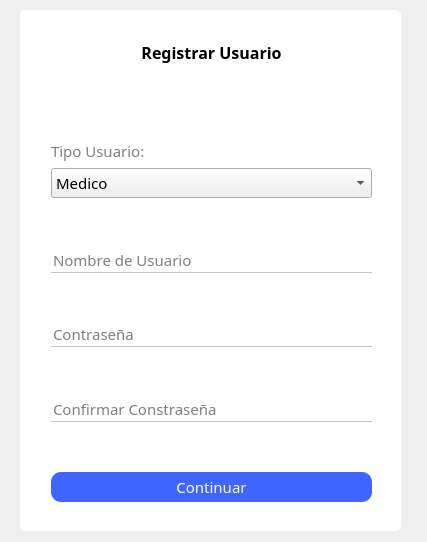
Above: hospital-Core/Widgets/Administrador/administrador_crear_usuario.ui from MrDanielG/Hospital-SCRUM before the change. Below: the same form after it.
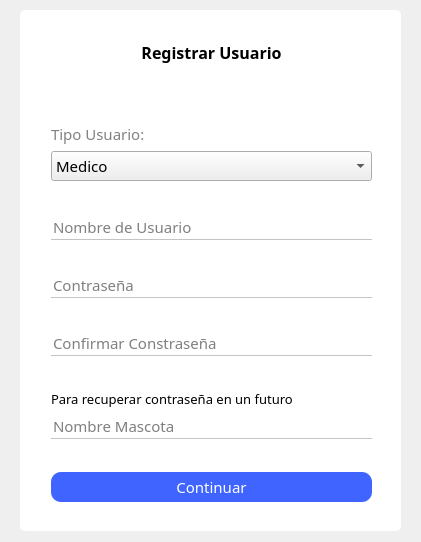
That is the form after the change. The open tabs and pages were chosen to show the change. Icons and pictures are not drawn.

Commit message:
ADMIN Crear Usuario Arreglado
Se habia cambiado la BD por lo que las querys no eran las mismas

The edit to the form file:
```diff
--- a/hospital-Core/Widgets/Administrador/administrador_crear_usuario.ui
+++ b/hospital-Core/Widgets/Administrador/administrador_crear_usuario.ui
@@ -6,7 +6,7 @@
    <rect>
     <x>0</x>
     <y>0</y>
-    <width>427</width>
+    <width>421</width>
     <height>542</height>
    </rect>
   </property>
@@ -18,7 +18,7 @@
     <rect>
      <x>10</x>
      <y>0</y>
-     <width>411</width>
+     <width>391</width>
      <height>531</height>
     </rect>
    </property>
@@ -283,6 +283,57 @@
         </property>
        </spacer>
       </item>
+      <item>
+       <widget class="QLabel" name="label_11">
+        <property name="font">
+         <font>
+          <family>Montserrat</family>
+          <pointsize>10</pointsize>
+          <weight>50</weight>
+          <bold>false</bold>
+         </font>
+        </property>
+        <property name="text">
+         <string>Para recuperar contraseña en un futuro</string>
+        </property>
+        <property name="alignment">
+         <set>Qt::AlignLeading|Qt::AlignLeft|Qt::AlignVCenter</set>
+        </property>
+       </widget>
+      </item>
+      <item>
+       <widget class="QLineEdit" name="lineEdit_mascota">
+        <property name="font">
+         <font>
+          <family>Montserrat</family>
+          <pointsize>11</pointsize>
+         </font>
+        </property>
+        <property name="styleSheet">
+         <string notr="true">border: none;
+border-bottom: 1px solid #C4C4C4;</string>
+        </property>
+        <property name="echoMode">
+         <enum>QLineEdit::Password</enum>
+        </property>
+        <property name="placeholderText">
+         <string>Nombre Mascota</string>
+        </property>
+       </widget>
+      </item>
+      <item>
+       <spacer name="verticalSpacer_11">
+        <property name="orientation">
+         <enum>Qt::Vertical</enum>
+        </property>
+        <property name="sizeHint" stdset="0">
+         <size>
+          <width>20</width>
+          <height>40</height>
+         </size>
+        </property>
+       </spacer>
+      </item>
       <item>
        <widget class="QPushButton" name="btn_continuar">
         <property name="minimumSize">
```
Left out of the diff: 48 changed lines with no effect on the pictures. The commit also changes 2 other files.
